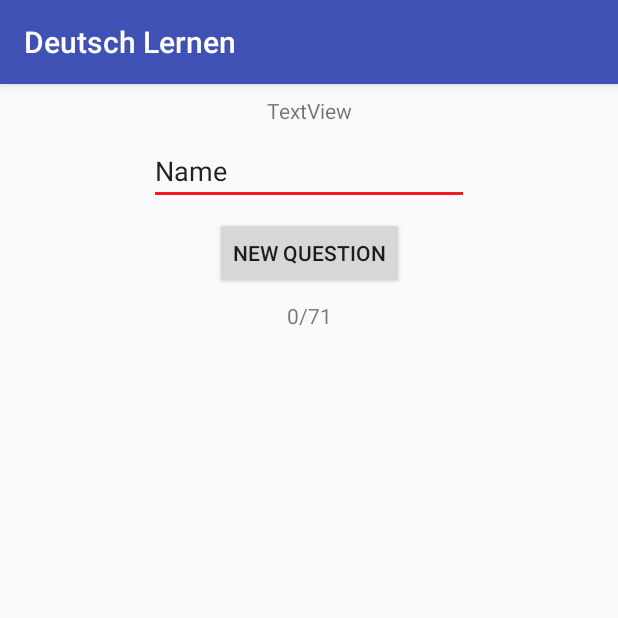
After one commit to drugggi/DeutschLernen, an Android app: the MyStoredWordsQuestionsHardActivity screen opened directly, with no data from a screen before it, on a phone screen of 412 x 824 dp, the top half of it. The commit adds this screen. Run offline under Robolectric (Android 15) with nearby library versions, the phone set to English and light mode, and no system bars.

Commit message:
StoredWordsHardQuestions activity added, user sees the finnish word and types the german equivalent.

```diff
--- a/app/src/main/AndroidManifest.xml
+++ b/app/src/main/AndroidManifest.xml
@@ -17,7 +17,8 @@
             </intent-filter>
         </activity>
         <activity android:name=".MyStoredWordsActivity" />
-        <activity android:name=".MyStoredWordsQuestionsEasyActivity"></activity>
+        <activity android:name=".MyStoredWordsQuestionsEasyActivity" />
+        <activity android:name=".MyStoredWordsQuestionsHardActivity"></activity>
     </application>
 
 </manifest>
--- a/app/src/main/java/com/example/laakso/deutschlernen/MainActivity.java
+++ b/app/src/main/java/com/example/laakso/deutschlernen/MainActivity.java
@@ -28,7 +28,6 @@ public class MainActivity extends AppCompatActivity {
         learningSubjectsListView.setOnItemClickListener(new AdapterView.OnItemClickListener() {
             @Override
             public void onItemClick(AdapterView<?> adapterView, View view, int i, long l) {
-                Toast.makeText(MainActivity.this,"jes",Toast.LENGTH_SHORT).show();
 
                 Intent myWordsIntent = new Intent(view.getContext(), MyStoredWordsActivity.class);
                 startActivity(myWordsIntent);
--- a/app/src/main/java/com/example/laakso/deutschlernen/MyStoredWordsActivity.java
+++ b/app/src/main/java/com/example/laakso/deutschlernen/MyStoredWordsActivity.java
@@ -74,6 +74,11 @@ public class MyStoredWordsActivity extends AppCompatActivity {
 
                 if (hardModeCheckBox.isChecked() ) {
 
+                    Intent hardWordsQuestionsIntent = new Intent(view.getContext(), MyStoredWordsQuestionsHardActivity.class);
+
+                    hardWordsQuestionsIntent.putExtra("com.finn.laakso.deutschlernen.SELECTEDSUBJECTS",selectedItems);
+
+                    startActivity(hardWordsQuestionsIntent);
 
 
                 }
--- a/app/src/main/java/com/example/laakso/deutschlernen/MyStoredWordsQuestionsEasyActivity.java
+++ b/app/src/main/java/com/example/laakso/deutschlernen/MyStoredWordsQuestionsEasyActivity.java
@@ -8,7 +8,6 @@ import android.util.Log;
 import android.view.View;
 import android.widget.Button;
 import android.widget.TextView;
-import android.widget.Toast;
 
 import java.util.ArrayList;
 import java.util.Random;
@@ -31,9 +30,8 @@ public class MyStoredWordsQuestionsEasyActivity extends AppCompatActivity {
     @Override
     protected void onCreate(Bundle savedInstanceState) {
         super.onCreate(savedInstanceState);
-        setContentView(R.layout.activity_my_stored_words_questions);
+        setContentView(R.layout.activity_stored_words_easy_questions);
 
-        String[] questions = getResources().getStringArray(R.array.tag_2);
         rng = new Random();
 
         allQuestionWords = new ArrayList<>();
@@ -55,7 +53,6 @@ public class MyStoredWordsQuestionsEasyActivity extends AppCompatActivity {
             for ( int j = 0 ; j < item.length() ; j++ ) {
 
                 tempQuestionLines.add(item.getString(j) );
-                Log.e("item", "length: " + item.getString(j));
             }
 
         }
--- /dev/null
+++ b/app/src/main/java/com/example/laakso/deutschlernen/MyStoredWordsQuestionsHardActivity.java
@@ -0,0 +1,147 @@
+package com.example.laakso.deutschlernen;
+
+import android.content.res.TypedArray;
+import android.support.v7.app.AppCompatActivity;
+import android.os.Bundle;
+import android.util.Log;
+import android.view.KeyEvent;
+import android.view.View;
+import android.widget.Button;
+import android.widget.EditText;
+import android.widget.TextView;
+import android.widget.Toast;
+
+import java.util.ArrayList;
+import java.util.Random;
+
+public class MyStoredWordsQuestionsHardActivity extends AppCompatActivity {
+
+    private TextView questionTextView;
+    private EditText answerEditText;
+    private TextView correctAnswerTextView;
+
+    private Button newQuestionButton;
+    private int QandAindex;
+    private ArrayList<ArrayList<String>> allQuestionWords;
+    private int rightAnswerButtonIndex;
+    boolean[] includes;
+
+    Random rng;
+
+    @Override
+    protected void onCreate(Bundle savedInstanceState) {
+        super.onCreate(savedInstanceState);
+        setContentView(R.layout.activity_stored_words_hard_questions);
+
+        questionTextView = (TextView) findViewById(R.id.questionTextView);
+        answerEditText = (EditText) findViewById(R.id.answerEditText);
+        newQuestionButton = (Button) findViewById(R.id.newQuestionButton);
+        // correctAnswerTextView = (TextView) findViewById()
+
+        rng = new Random();
+
+        allQuestionWords = new ArrayList<>();
+        ArrayList<String> tempQuestionWords;
+
+        final String questionWord;
+        final String answerWord;
+        String parts[];
+
+        Bundle extras = getIntent().getExtras();
+        if(extras !=null)
+        {
+            includes = extras.getBooleanArray("com.finn.laakso.deutschlernen.SELECTEDSUBJECTS");
+        }
+
+        ArrayList<String> tempQuestionLines = new ArrayList<>();
+        for (TypedArray item : ResourceHelper.getMultiTypedArray(MyStoredWordsQuestionsHardActivity.this, "tag", includes)) {
+
+            for ( int j = 0 ; j < item.length() ; j++ ) {
+
+                tempQuestionLines.add(item.getString(j) );
+            }
+
+        }
+
+        for ( int i = 0 ; i < tempQuestionLines.size() ; i++ ) {
+            tempQuestionWords = new ArrayList<>();
+
+            // tempQuestionLines.set(i) = questions[i].replaceAll("//s+","");
+            tempQuestionLines.set(i, tempQuestionLines.get(i).replaceAll("//s+",""));
+
+            Log.d("tempquestlines",tempQuestionLines.get(i) );
+
+            //parts = questions[i].split(";");
+            parts = tempQuestionLines.get(i).split(";");
+            if (parts.length == 2) {
+                parts[0] = parts[0].substring(0,(parts[0].length() - 1) );
+                tempQuestionWords.add(parts[0]);
+                Log.d("part[0]",parts[0]);
+            }
+            else {
+                Log.e("ERROR","parts not 2");
+                continue;
+            }
+
+            parts = parts[1].split(",");
+
+            for ( int j = 0 ; j < parts.length ; j++ ) {
+                tempQuestionWords.add(parts[j]);
+            }
+
+            allQuestionWords.add(tempQuestionWords);
+        }
+
+
+        newQuestionButton.setOnClickListener(new View.OnClickListener() {
+            @Override
+            public void onClick(View view) {
+                QandAindex = rng.nextInt(allQuestionWords.size() );
+
+                StringBuilder questionBuilder = new StringBuilder();
+
+                for (int i = 1 ; i < allQuestionWords.get(QandAindex).size() ; i++) {
+                    questionBuilder.append(allQuestionWords.get(QandAindex).get(i) );
+                    questionBuilder.append(",");
+                }
+
+                questionTextView.setText(questionBuilder.toString() );
+
+            }
+        });
+
+        answerEditText.setOnEditorActionListener(new TextView.OnEditorActionListener() {
+            @Override
+            public boolean onEditorAction(TextView textView, int i, KeyEvent keyEvent) {
+
+                String answer = answerEditText.getText().toString();
+                String correctAnswer = allQuestionWords.get(QandAindex).get(0);
+
+                Log.d("ansewr","'" + answer + "'");
+                Log.d("correct answer","'" + correctAnswer + "'");
+
+                if (answer.equals(correctAnswer )) {
+
+                    Toast.makeText(MyStoredWordsQuestionsHardActivity.this,"Think that was correct",Toast.LENGTH_SHORT).show();
+
+                } else {
+
+                    Toast.makeText(MyStoredWordsQuestionsHardActivity.this, "was not so correct", Toast.LENGTH_SHORT).show();
+                }
+
+                StringBuilder correctAnswerBuilder = new StringBuilder(correctAnswer);
+
+                correctAnswerBuilder.append(" = ");
+                for (int j = 1 ; j < allQuestionWords.get(QandAindex).size() ; j++) {
+                    correctAnswerBuilder.append(allQuestionWords.get(QandAindex).get(j) );
+                    correctAnswerBuilder.append(",");
+                }
+
+                questionTextView.setText(correctAnswerBuilder.toString() );
+                return false;
+            }
+        });
+
+
+    }
+}
--- /dev/null
+++ b/app/src/main/res/layout/activity_stored_words_hard_questions.xml
@@ -0,0 +1,58 @@
+<?xml version="1.0" encoding="utf-8"?>
+<android.support.constraint.ConstraintLayout xmlns:android="http://schemas.android.com/apk/res/android"
+    xmlns:app="http://schemas.android.com/apk/res-auto"
+    xmlns:tools="http://schemas.android.com/tools"
+    android:layout_width="match_parent"
+    android:layout_height="match_parent"
+    tools:context=".MyStoredWordsQuestionsHardActivity">
+
+    <TextView
+        android:id="@+id/questionTextView"
+        android:layout_width="wrap_content"
+        android:layout_height="wrap_content"
+        android:layout_marginEnd="8dp"
+        android:layout_marginStart="8dp"
+        android:layout_marginTop="8dp"
+        android:text="TextView"
+        app:layout_constraintEnd_toEndOf="parent"
+        app:layout_constraintStart_toStartOf="parent"
+        app:layout_constraintTop_toTopOf="parent" />
+
+    <EditText
+        android:id="@+id/answerEditText"
+        android:layout_width="wrap_content"
+        android:layout_height="wrap_content"
+        android:layout_marginEnd="8dp"
+        android:layout_marginStart="8dp"
+        android:layout_marginTop="8dp"
+        android:ems="10"
+        android:inputType="textPersonName"
+        android:text="Name"
+        app:layout_constraintEnd_toEndOf="parent"
+        app:layout_constraintStart_toStartOf="parent"
+        app:layout_constraintTop_toBottomOf="@+id/questionTextView" />
+
+    <Button
+        android:id="@+id/newQuestionButton"
+        android:layout_width="wrap_content"
+        android:layout_height="wrap_content"
+        android:layout_marginEnd="8dp"
+        android:layout_marginStart="8dp"
+        android:layout_marginTop="8dp"
+        android:text="@string/new_question"
+        app:layout_constraintEnd_toEndOf="parent"
+        app:layout_constraintStart_toStartOf="parent"
+        app:layout_constraintTop_toBottomOf="@+id/answerEditText" />
+
+    <TextView
+        android:id="@+id/textView2"
+        android:layout_width="wrap_content"
+        android:layout_height="wrap_content"
+        android:layout_marginEnd="8dp"
+        android:layout_marginStart="8dp"
+        android:layout_marginTop="8dp"
+        android:text="0/71"
+        app:layout_constraintEnd_toEndOf="parent"
+        app:layout_constraintStart_toStartOf="parent"
+        app:layout_constraintTop_toBottomOf="@+id/newQuestionButton" />
+</android.support.constraint.ConstraintLayout>
--- a/app/src/main/res/values/strings.xml
+++ b/app/src/main/res/values/strings.xml
@@ -195,7 +195,7 @@
         <item>Der Familienstand     ; sivilisääty</item>
         <item>verheiratet           ; avioliitossa</item>
         <item>ledig                 ; naimaton</item>
-        <item>der/die Single        ; sinkku</item>
+        <item>der Single        ; sinkku(mies)</item>
         <item>verlobt               ; kihloissa</item>
         <item>geschieden            ; eronnut</item>
         <item>der Witwer            ; leski</item>
```
Also changed, not shown: app/src/main/res/layout/activity_stored_words_easy_questions.xml (renamed from app/src/main/res/layout/activity_my_stored_words_questions.xml, +12 -0 lines).
